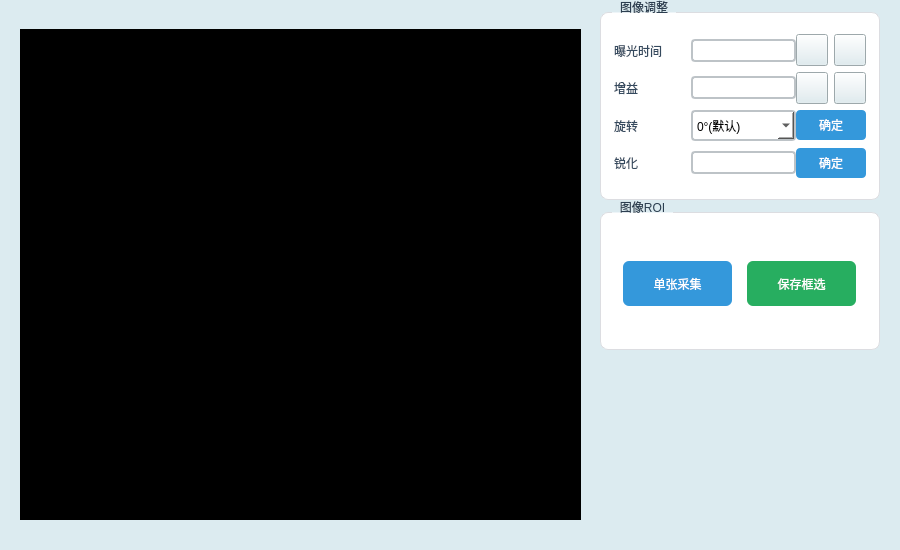
First picture: the form in librecad/src/OCRdemo/Setting.ui, repository Hcj1108/Librecad_AFP5000, before the edit.
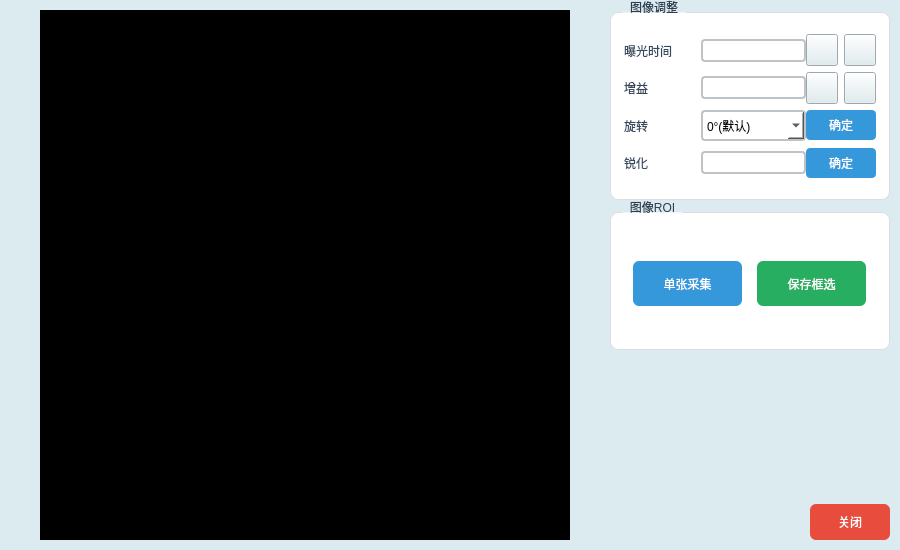
Second picture: the form after the edit. Icons and pictures are not drawn. Custom widgets are drawn as their Qt base class.

```diff
--- a/librecad/src/OCRdemo/Setting.ui
+++ b/librecad/src/OCRdemo/Setting.ui
@@ -73,14 +73,14 @@
         </property>
         <property name="minimumSize">
          <size>
-          <width>561</width>
-          <height>491</height>
+          <width>530</width>
+          <height>530</height>
          </size>
         </property>
         <property name="maximumSize">
          <size>
-          <width>561</width>
-          <height>491</height>
+          <width>530</width>
+          <height>530</height>
          </size>
         </property>
         <property name="styleSheet">
@@ -178,29 +178,6 @@
                </property>
               </widget>
              </item>
-             <item>
-              <widget class="QToolButton" name="toolButton_5">
-               <property name="minimumSize">
-                <size>
-                 <width>32</width>
-                 <height>32</height>
-                </size>
-               </property>
-               <property name="maximumSize">
-                <size>
-                 <width>32</width>
-                 <height>32</height>
-                </size>
-               </property>
-               <property name="text">
-                <string/>
-               </property>
-               <property name="icon">
-                <iconset resource="../OCRdemo.qrc">
-                 <normaloff>:/PIC/Resources/PICs/Moon.png</normaloff>:/PIC/Resources/PICs/Moon.png</iconset>
-               </property>
-              </widget>
-             </item>
              <item>
               <widget class="QToolButton" name="toolButton_7">
                <property name="minimumSize">
@@ -220,6 +197,29 @@
                </property>
                <property name="icon">
                 <iconset resource="../OCRdemo.qrc">
+                 <normaloff>:/PIC/Resources/PICs/Moon.png</normaloff>:/PIC/Resources/PICs/Moon.png</iconset>
+               </property>
+              </widget>
+             </item>
+             <item>
+              <widget class="QToolButton" name="toolButton_5">
+               <property name="minimumSize">
+                <size>
+                 <width>32</width>
+                 <height>32</height>
+                </size>
+               </property>
+               <property name="maximumSize">
+                <size>
+                 <width>32</width>
+                 <height>32</height>
+                </size>
+               </property>
+               <property name="text">
+                <string/>
+               </property>
+               <property name="icon">
+                <iconset resource="../OCRdemo.qrc">
                  <normaloff>:/PIC/Resources/PICs/Sun.png</normaloff>:/PIC/Resources/PICs/Sun.png</iconset>
                </property>
               </widget>
@@ -528,8 +528,8 @@
              </property>
              <property name="iconSize">
               <size>
-               <width>30</width>
-               <height>30</height>
+               <width>20</width>
+               <height>20</height>
               </size>
              </property>
              <property name="toolButtonStyle">
@@ -564,8 +564,8 @@
              </property>
              <property name="iconSize">
               <size>
-               <width>30</width>
-               <height>30</height>
+               <width>20</width>
+               <height>20</height>
               </size>
              </property>
              <property name="toolButtonStyle">
@@ -581,24 +581,135 @@
           <property name="orientation">
            <enum>Qt::Orientation::Vertical</enum>
           </property>
+          <property name="sizeType">
+           <enum>QSizePolicy::Policy::MinimumExpanding</enum>
+          </property>
           <property name="sizeHint" stdset="0">
            <size>
+            <width>40</width>
+            <height>20</height>
+           </size>
+          </property>
+         </spacer>
+        </item>
+        <item>
+         <spacer name="verticalSpacer_5">
+          <property name="orientation">
+           <enum>Qt::Orientation::Vertical</enum>
+          </property>
+          <property name="sizeHint" stdset="0">
+           <size>
             <width>20</width>
             <height>40</height>
            </size>
           </property>
          </spacer>
         </item>
+        <item>
+         <spacer name="verticalSpacer_4">
+          <property name="orientation">
+           <enum>Qt::Orientation::Vertical</enum>
+          </property>
+          <property name="sizeHint" stdset="0">
+           <size>
+            <width>20</width>
+            <height>40</height>
+           </size>
+          </property>
+         </spacer>
+        </item>
+        <item>
+         <spacer name="verticalSpacer_3">
+          <property name="orientation">
+           <enum>Qt::Orientation::Vertical</enum>
+          </property>
+          <property name="sizeHint" stdset="0">
+           <size>
+            <width>20</width>
+            <height>40</height>
+           </size>
+          </property>
+         </spacer>
+        </item>
+        <item>
+         <layout class="QHBoxLayout" name="horizontalLayout">
+          <item>
+           <spacer name="horizontalSpacer_3">
+            <property name="orientation">
+             <enum>Qt::Orientation::Horizontal</enum>
+            </property>
+            <property name="sizeHint" stdset="0">
+             <size>
+              <width>40</width>
+              <height>20</height>
+             </size>
+            </property>
+           </spacer>
+          </item>
+          <item>
+           <widget class="QPushButton" name="btnClose">
+            <property name="minimumSize">
+             <size>
+              <width>80</width>
+              <height>36</height>
+             </size>
+            </property>
+            <property name="maximumSize">
+             <size>
+              <width>80</width>
+              <height>36</height>
+             </size>
+            </property>
+            <property name="styleSheet">
+             <string notr="true">QPushButton{font: bold 12px &quot;Microsoft YaHei&quot;; background: #e74c3c; color: white; border-radius: 6px; padding: 6px 14px;}
+QPushButton:hover{background: #c0392b;}</string>
+            </property>
+            <property name="text">
+             <string>关闭</string>
+            </property>
+            <property name="icon">
+             <iconset resource="../OCRdemo.qrc">
+              <normaloff>:/PIC/Resources/PICs/Fanhui.png</normaloff>:/PIC/Resources/PICs/Fanhui.png</iconset>
+            </property>
+            <property name="iconSize">
+             <size>
+              <width>20</width>
+              <height>20</height>
+             </size>
+            </property>
+           </widget>
+          </item>
+         </layout>
+        </item>
+        <item>
+         <spacer name="verticalSpacer_2">
+          <property name="orientation">
+           <enum>Qt::Orientation::Vertical</enum>
+          </property>
+          <property name="sizeType">
+           <enum>QSizePolicy::Policy::Minimum</enum>
+          </property>
+          <property name="sizeHint" stdset="0">
+           <size>
+            <width>10</width>
+            <height>10</height>
+           </size>
+          </property>
+         </spacer>
+        </item>
        </layout>
       </item>
       <item>
-       <spacer name="horizontalSpacer_3">
+       <spacer name="horizontalSpacer_4">
         <property name="orientation">
          <enum>Qt::Orientation::Horizontal</enum>
         </property>
+        <property name="sizeType">
+         <enum>QSizePolicy::Policy::Minimum</enum>
+        </property>
         <property name="sizeHint" stdset="0">
          <size>
-          <width>40</width>
+          <width>10</width>
           <height>20</height>
          </size>
         </property>
```
